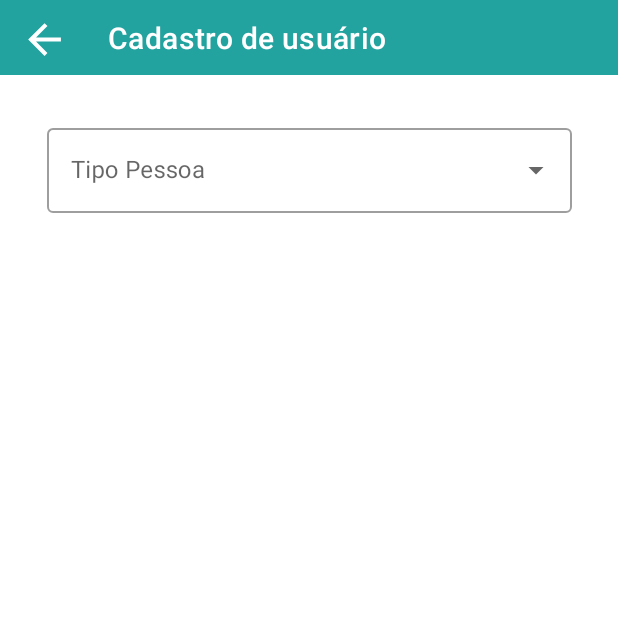
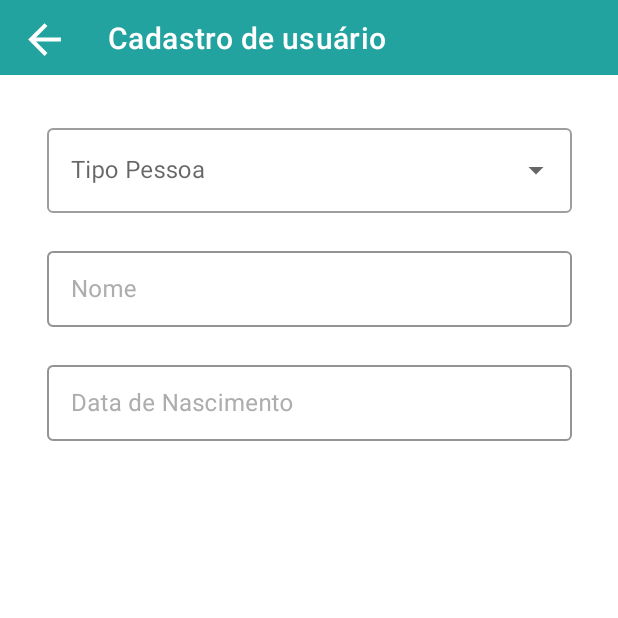
Before and after one commit to FelipeDourado0/Pod-Comandas, an Android app: the CadastroLoginFragment screen opened through its navigation route, on a phone screen of 412 x 824 dp, the top half of it. Run offline under Robolectric (Android 15) with nearby library versions, the phone set to English and light mode, and no system bars; our stand-ins replace navigation-ui.

Commit message:
cadastro usuario - dataPicker

```diff
--- a/app/src/main/java/com/example/comanda/CadastroLoginFragment.kt
+++ b/app/src/main/java/com/example/comanda/CadastroLoginFragment.kt
@@ -1,25 +1,25 @@
 package com.example.comanda
 
 import android.os.Bundle
-import androidx.fragment.app.Fragment
 import android.view.LayoutInflater
-import android.view.Menu
-import android.view.MenuInflater
 import android.view.View
 import android.view.ViewGroup
 import android.widget.AdapterView
-import android.widget.ArrayAdapter
-import android.widget.AutoCompleteTextView
 import android.widget.Toast
-import android.widget.Toolbar
-import androidx.appcompat.app.AppCompatActivity
-import androidx.navigation.NavController
-import androidx.navigation.findNavController
+import androidx.fragment.app.Fragment
 import androidx.navigation.fragment.findNavController
-import androidx.navigation.ui.AppBarConfiguration
-import androidx.navigation.ui.setupActionBarWithNavController
 import com.example.comanda.databinding.FragmentCadastroLoginBinding
-import kotlin.time.Duration.Companion.seconds
+import com.google.android.material.datepicker.MaterialDatePicker
+import com.google.android.material.textfield.MaterialAutoCompleteTextView
+import java.text.SimpleDateFormat
+import java.time.LocalDate
+import java.util.Calendar
+import java.util.Calendar.DATE
+import java.util.Calendar.DAY_OF_YEAR
+import java.util.Calendar.YEAR
+import java.util.Date
+import java.util.Locale
+import java.util.TimeZone
 
 
 class CadastroLoginFragment : Fragment() {
@@ -37,24 +37,62 @@ class CadastroLoginFragment : Fragment() {
     override fun onViewCreated(view: View, savedInstanceState: Bundle?) {
         super.onViewCreated(view, savedInstanceState)
         binding.toolbar.setNavigationOnClickListener{
-            findNavController().navigateUp()
+            findNavController().navigate(R.id.action_cadastroLoginFragment_to_login3)
+        }
+        createSelectTipoPessoa()
+
+        binding.editTextDataNascimentoCadastroUsuario.setOnClickListener{
+            showDatePickerDialog()
         }
 
-        val pessoasTypes = listOf("Pessoa Física", "Pessoa Jurídica")
-        val autoComplete = binding.autoCompleteTipoPessoa
-        val adapter = ArrayAdapter(this.requireContext(),R.layout.tipo_pessoa_list_item,pessoasTypes)
-
-        autoComplete.setAdapter(adapter)
-
-        autoComplete.onItemClickListener = AdapterView.OnItemClickListener{
-                adapterView,view,i,l ->
-
-            val itemSelected = adapterView.getItemAtPosition(i)
-            Toast.makeText(this.context,"Item: $itemSelected", Toast.LENGTH_SHORT).show()
-        }
 
     }
 
+    fun createSelectTipoPessoa(){
+        val pessoasTypes = arrayOf("Pessoa Física", "Pessoa Jurídica")
+        val autoComplete = binding.autoCompleteTipoPessoa
+        (autoComplete as? MaterialAutoCompleteTextView)?.setSimpleItems(pessoasTypes)
+
+        /*OUTRA FORMA DE FAZER - USANDO ARRAY ADAPTER
+
+        val adapter = ArrayAdapter(this.requireContext(),R.layout.tipo_pessoa_list_item,pessoasTypes)
+
+        autoComplete.setAdapter(adapter)*/
+
+        //como fazer uma ação apartir da seleção de um item
+        autoComplete.onItemClickListener = AdapterView.OnItemClickListener{
+                adapterView,view,position,l ->
+
+            val itemSelected = adapterView.getItemAtPosition(position)
+            Toast.makeText(this.context,"$itemSelected", Toast.LENGTH_SHORT).show()
+        }
+    }
+
+    fun showDatePickerDialog(){
+
+        val outputDateFormat = SimpleDateFormat("dd/MM/yyyy", Locale.getDefault()).apply {
+            timeZone = TimeZone.getTimeZone("UTC-3")
+        }
+        val calendar = Calendar.getInstance()
+
+        val datePicker =
+            MaterialDatePicker.Builder.datePicker()
+                .setSelection(MaterialDatePicker.todayInUtcMilliseconds())
+                .setTextInputFormat(outputDateFormat)
+                .build()
 
 
+
+        datePicker.addOnPositiveButtonClickListener{
+            val calendar = Calendar.getInstance(TimeZone.getTimeZone("UTC-3"))
+            calendar.time = Date(it)
+            Toast.makeText(this.context, calendar.time.toString(),Toast.LENGTH_SHORT).show()
+            val month: String
+            if ((calendar.get(Calendar.MONTH) + 1).toString().length < 2) month = "0${calendar.get(Calendar.MONTH) + 1}" else month = "${calendar.get(Calendar.MONTH) + 1}"
+
+            binding.editTextDataNascimentoCadastroUsuario.setText("${calendar.get(Calendar.DAY_OF_MONTH)}/" +
+                    "${month}/${calendar.get(Calendar.YEAR)}")
+        }
+        return datePicker.show(childFragmentManager,"tag")
+    }
 }
--- a/app/src/main/res/layout/fragment_cadastro_login.xml
+++ b/app/src/main/res/layout/fragment_cadastro_login.xml
@@ -1,9 +1,9 @@
 <?xml version="1.0" encoding="utf-8"?>
 <FrameLayout xmlns:android="http://schemas.android.com/apk/res/android"
+    xmlns:app="http://schemas.android.com/apk/res-auto"
     xmlns:tools="http://schemas.android.com/tools"
     android:layout_width="match_parent"
     android:layout_height="match_parent"
-    xmlns:app="http://schemas.android.com/apk/res-auto"
     tools:context=".CadastroLoginFragment">
 
     <androidx.constraintlayout.widget.ConstraintLayout
@@ -25,10 +25,12 @@
 
 
         <com.google.android.material.textfield.TextInputLayout
+            android:id="@+id/textInputLayout"
             style="@style/Widget.MaterialComponents.TextInputLayout.OutlinedBox.ExposedDropdownMenu"
             android:layout_width="350dp"
             android:layout_height="wrap_content"
             android:layout_marginTop="30dp"
+            app:endIconMode="dropdown_menu"
             app:layout_constraintEnd_toEndOf="parent"
             app:layout_constraintStart_toStartOf="parent"
             app:layout_constraintTop_toBottomOf="@+id/toolbar">
@@ -42,6 +44,58 @@
 
         </com.google.android.material.textfield.TextInputLayout>
 
+        <com.google.android.material.textfield.TextInputLayout
+            android:id="@+id/textInputLayout2"
+            style="@style/Widget.MaterialComponents.TextInputLayout.OutlinedBox"
+            android:layout_width="350dp"
+            android:layout_height="56dp"
+            android:layout_marginTop="20dp"
+
+            android:hint="Nome"
+            android:singleLine="true"
+            android:textColorHint="@color/light_grey"
+            android:visibility="visible"
+            app:boxStrokeColor="@color/sea_green"
+            app:endIconMode="clear_text"
+            app:hintTextColor="@color/sea_green"
+            app:layout_constraintEnd_toEndOf="parent"
+            app:layout_constraintStart_toStartOf="parent"
+            app:layout_constraintTop_toBottomOf="@+id/textInputLayout">
+
+            <com.google.android.material.textfield.TextInputEditText
+                android:id="@+id/editTextNomeCadastroUsuario"
+                android:layout_width="match_parent"
+                android:layout_height="wrap_content"
+                android:inputType="textPersonName"
+                android:maxLines="1" />
+        </com.google.android.material.textfield.TextInputLayout>
+
+        <com.google.android.material.textfield.TextInputLayout
+            android:id="@+id/inputLayoutDataNascimentoCadastroUsuario"
+            style="@style/Widget.MaterialComponents.TextInputLayout.OutlinedBox"
+            android:layout_width="350dp"
+            android:layout_height="56dp"
+            android:layout_marginTop="20dp"
+            android:hint="Data de Nascimento"
+            android:singleLine="true"
+            android:textColorHint="@color/light_grey"
+            android:visibility="visible"
+            app:boxStrokeColor="@color/sea_green"
+            app:hintTextColor="@color/sea_green"
+            app:layout_constraintEnd_toEndOf="parent"
+            app:layout_constraintStart_toStartOf="parent"
+            app:layout_constraintTop_toBottomOf="@+id/textInputLayout2">
+
+            <com.google.android.material.textfield.TextInputEditText
+                android:id="@+id/editTextDataNascimentoCadastroUsuario"
+                android:layout_width="match_parent"
+                android:layout_height="wrap_content"
+                android:inputType="date"
+                android:focusable="false"
+                android:clickable="true"
+                android:maxLines="1" />
+        </com.google.android.material.textfield.TextInputLayout>
+
     </androidx.constraintlayout.widget.ConstraintLayout>
 
 
--- a/app/src/main/res/navigation/nav_graphh.xml
+++ b/app/src/main/res/navigation/nav_graphh.xml
@@ -12,8 +12,8 @@
         <action
             android:id="@+id/action_login3_to_cadastroLoginFragment"
             app:destination="@id/cadastroLoginFragment"
-            app:enterAnim="@android:anim/fade_in"
-            app:exitAnim="@android:anim/fade_out" />
+            app:enterAnim="@android:anim/slide_in_left"
+            app:exitAnim="@android:anim/slide_out_right" />
     </fragment>
     <fragment
         android:id="@+id/cadastroLoginFragment"
@@ -23,7 +23,7 @@
         <action
             android:id="@+id/action_cadastroLoginFragment_to_login3"
             app:destination="@id/login3"
-            app:enterAnim="@android:anim/fade_in"
-            app:exitAnim="@android:anim/fade_out" />
+            app:enterAnim="@android:anim/slide_in_left"
+            app:exitAnim="@android:anim/slide_out_right" />
     </fragment>
 </navigation>
```
Also changed, not shown: app/src/main/java/com/example/comanda/DatePickerFragment.kt (added, +22 -0 lines), app/src/main/res/layout/fragment_login.xml (+5 -7 lines).
